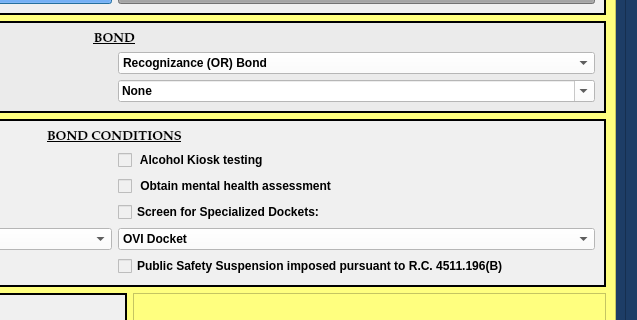
Old version of the form munientry/views/ui/NotGuiltyBondDialog.ui in the repository HunterProgram22/MuniEntry; both pictures show x 408 to 1045 and y 340 to 660 of the 1045 by 791 pixel window.
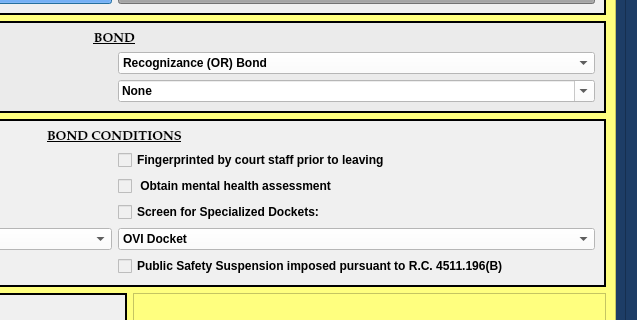
New version of the form. Custom widgets are drawn as their Qt base class.

Commit message: Updating Not Guilty UI for fingerprinting

Patch:
```diff
--- a/munientry/views/ui/NotGuiltyBondDialog.ui
+++ b/munientry/views/ui/NotGuiltyBondDialog.ui
@@ -180,7 +180,7 @@
           <rect>
            <x>0</x>
            <y>0</y>
-           <width>984</width>
+           <width>988</width>
            <height>792</height>
           </rect>
          </property>
@@ -979,7 +979,7 @@
              <item row="2" column="1">
               <widget class="ConditionCheckbox" name="alcohol_test_kiosk_checkBox">
                <property name="text">
-                <string> Alcohol Kiosk testing                                         </string>
+                <string>Fingerprinted by court staff prior to leaving</string>
                </property>
               </widget>
              </item>
```
Left out of the diff: 2 changed lines with no effect on the pictures.
